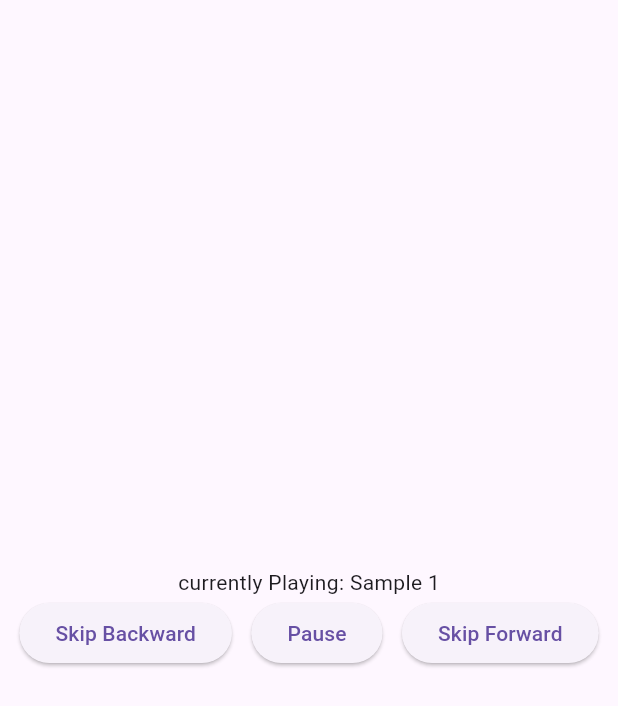
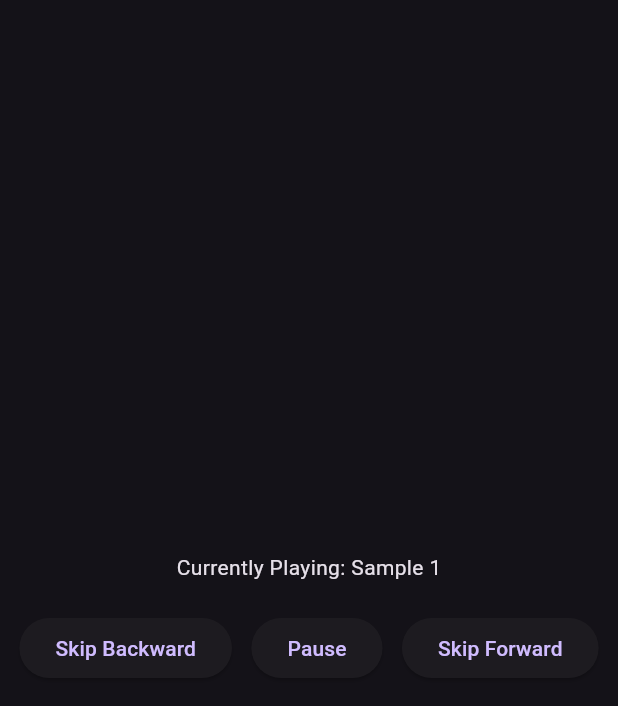
Before and after one commit to JanAppAkademie/audio_player, a Flutter app: the screen it shows after launch, after a tap on "Play", on a phone screen of 412 x 824 dp. Shown: the top 706 px of the screen. Run offline on Flutter 3.47's test engine with Material 3 defaults, Android fonts, the light colour scheme and no system bars; our stand-ins replace audioplayers, just_audio; missing offline and left inert: audio_session.

Commit message:
Updated Packages, changed Theme

```diff
--- a/lib/audioplayers_easy/audioplayers.dart
+++ b/lib/audioplayers_easy/audioplayers.dart
@@ -11,8 +11,9 @@ class AudioPlayerApp extends StatelessWidget {
 
   @override
   Widget build(BuildContext context) {
-    return const MaterialApp(
-      home: AudioPlayerScreen(),
+    return  MaterialApp(
+      theme: ThemeData.dark(),
+      home: const AudioPlayerScreen(),
       debugShowCheckedModeBanner: false,
     );
   }
@@ -40,7 +41,8 @@ class _AudioPlayerScreenState extends State<AudioPlayerScreen> {
         child: Column(
           mainAxisAlignment: MainAxisAlignment.center,
           children: <Widget>[
-            Text("currently Playing: ${audioList[currentIndex].title}"),
+            Center(child: Text("Currently Playing: ${audioList[currentIndex].title}")),
+            const SizedBox(height: 20),
             Row(
               mainAxisAlignment: MainAxisAlignment.spaceEvenly,
               children: [
@@ -48,14 +50,14 @@ class _AudioPlayerScreenState extends State<AudioPlayerScreen> {
                   onPressed: () async {
                     if (currentIndex > 0) {
                       await audioPlayer.stop();
-                      if (isPlaying) {
+
                         setState(() {
                           currentIndex--;
                         });
                         await audioPlayer.play(
                             UrlSource(audioList[currentIndex].audioSource));
                       }
-                    }
+
                   },
                   child: const Text('Skip Backward'),
                 ),
@@ -63,13 +65,14 @@ class _AudioPlayerScreenState extends State<AudioPlayerScreen> {
                   onPressed: () async {
                     if (isPlaying) {
                       await audioPlayer.pause();
-                    } else {
-                      await audioPlayer
-                          .play(UrlSource(audioList[currentIndex].audioSource));
+                    }
+                    if(!isPlaying){
+                      await audioPlayer.play(UrlSource(audioList[currentIndex].audioSource));
                     }
                     setState(() {
                       isPlaying = !isPlaying;
                     });
+
                   },
                   child: Text(isPlaying ? 'Pause' : 'Play'),
                 ),
--- a/lib/just_audio_hard/just_audio_example.dart
+++ b/lib/just_audio_hard/just_audio_example.dart
@@ -83,6 +83,7 @@ class MyAppState extends State<MyApp> with WidgetsBindingObserver {
   @override
   Widget build(BuildContext context) {
     return MaterialApp(
+      theme: ThemeData.dark(),
       debugShowCheckedModeBanner: false,
       scaffoldMessengerKey: _scaffoldMessengerKey,
       home: Scaffold(
@@ -203,7 +204,7 @@ class MyAppState extends State<MyApp> with WidgetsBindingObserver {
                             },
                             child: Material(
                               color: i == state!.currentIndex
-                                  ? Colors.grey.shade300
+                                  ? Colors.deepPurpleAccent
                                   : null,
                               child: ListTile(
                                 title: Text(sequence[i].tag.title as String),
--- a/lib/model/audio_data.dart
+++ b/lib/model/audio_data.dart
@@ -45,7 +45,7 @@ final playlist = ConcatenatingAudioSource(children: [
         "https://github.com/rafaelreis-hotmart/Audio-Sample-files/raw/master/sample.mp3"),
     tag: AudioData(
       album: "Samples",
-      title: "Samples 1",
+      title: "Sample 1",
       artwork:
           "https://media.wnyc.org/i/1400/1400/l/80/1/ScienceFriday_WNYCStudios_1400.jpg",
     ),
@@ -64,9 +64,9 @@ final playlist = ConcatenatingAudioSource(children: [
     Uri.parse("https://s3.amazonaws.com/scifri-segments/scifri201711241.mp3"),
     tag: AudioData(
       album: "Samples",
-      title: "Sample 3",
+      title: "Trollface",
       artwork:
-          "https://media.wnyc.org/i/1400/1400/l/80/1/ScienceFriday_WNYCStudios_1400.jpg",
+          "https://www.getdigital.de/web/img/products/1100x1100/Aufkleber_Trollface.220426.webp",
     ),
   ),
 ]);
```
Also changed, not shown: pubspec.lock, 14 other files.
